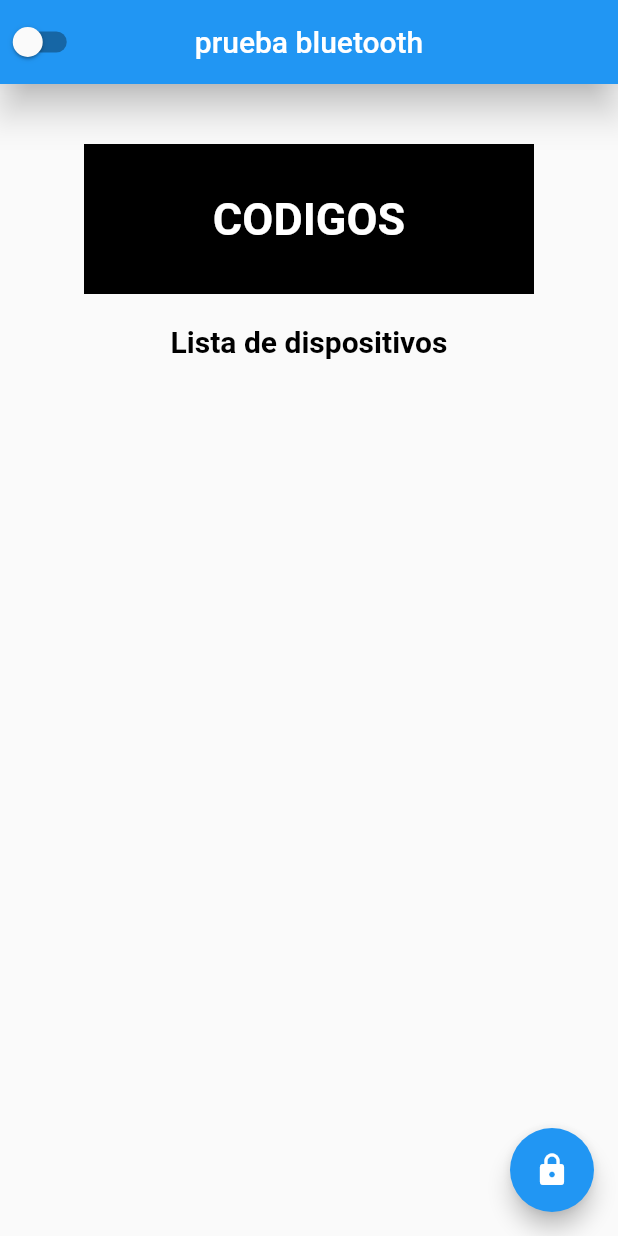
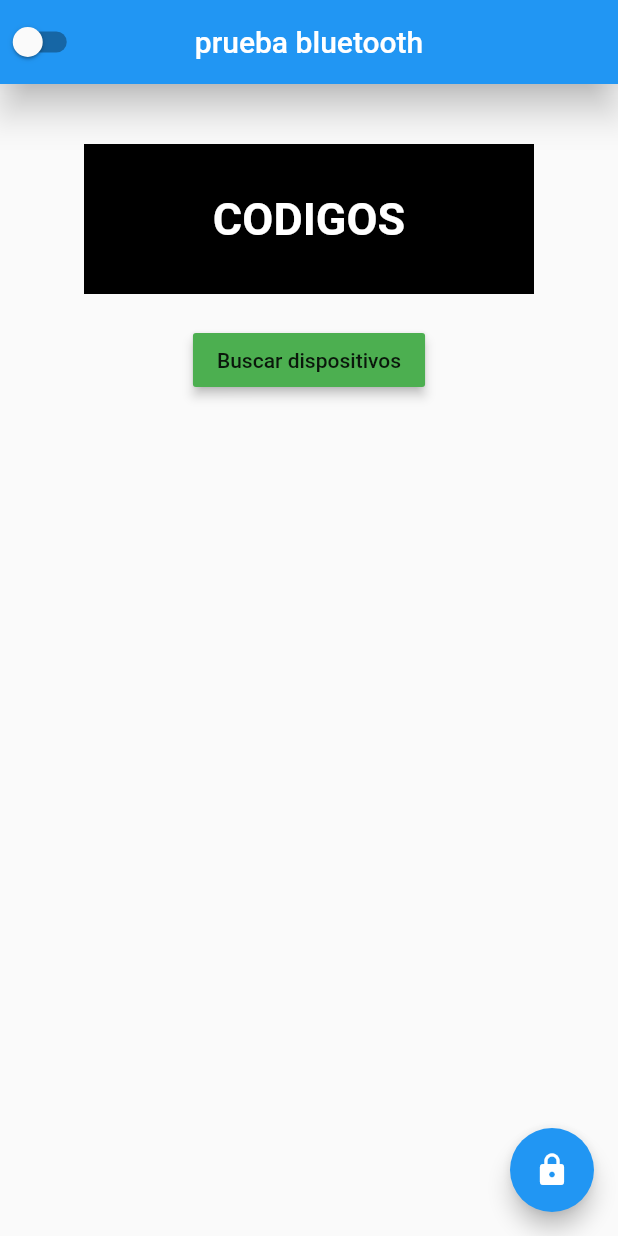
Before and after one commit to AlejandroPonceG/bluetoothApp-ruedaz, a Flutter app: the screen it shows after launch, on a phone screen of 412 x 824 dp. Run offline on Flutter 3.47's test engine with Material 2 defaults, Android fonts, the phone set to English and light mode, and no system bars; our stand-ins replace flutter_blue; missing offline and left inert: otp.

Commit message:
listado de dispositivos cercanos

```diff
--- a/lib/main.dart
+++ b/lib/main.dart
@@ -1,4 +1,8 @@
+import 'dart:async';
+import 'dart:developer';
+
 import 'package:flutter/material.dart';
+import 'package:flutter_blue/flutter_blue.dart';
 import 'package:otp/otp.dart';
 // import 'package:bluetooth/bluetooth.dart';
 
@@ -34,11 +38,38 @@ class _MyHomePageState extends State<MyHomePage> {
     'JBSWY3DPEHPK3PXZ',
   ];
 
+  FlutterBlue flutterBlue = FlutterBlue.instance;
+  BluetoothState bluetoothState = BluetoothState.unknown;
+  List<ScanResult> _listScanResult;
+
   //instancia de FlutterBlue
   // FlutterBlue flutterBlue = FlutterBlue.instance;
   String devicesT = "Lista de dispositivos";
   List devices = [];
   bool isSwitched = false;
+  bool isLoading = false;
+
+  @override
+  void initState() {
+    isLoading = true;
+    flutterBlue.startScan();
+    // Listen to scan results
+    flutterBlue.scanResults.listen((results) {
+      for (ScanResult r in results) {
+        log('${r.device.name} found! rssi: ${r.rssi}');
+      }
+      _listScanResult = results;
+      if (_listScanResult != null) {
+        isLoading = false;
+      } else {
+        isLoading = false;
+        log("No hay una gaver por aqui");
+      }
+    });
+    // Stop scanning
+
+    super.initState();
+  }
 
   @override
   Widget build(BuildContext context) {
@@ -54,11 +85,11 @@ class _MyHomePageState extends State<MyHomePage> {
           onChanged: (value) {
             setState(() {
               isSwitched = value;
-              print(isSwitched);
+              if (isSwitched) {
+                // Start scanning
+                isLoading = true;
+              }
             });
-            if (isSwitched) {
-              print('hello');
-            }
           },
           activeTrackColor: Colors.yellow,
           activeColor: Colors.orangeAccent,
@@ -91,12 +122,30 @@ class _MyHomePageState extends State<MyHomePage> {
               ),
             ),
             Padding(padding: EdgeInsets.only(top: 20)),
-            Text(
-              devicesT,
-              style: TextStyle(
-                fontWeight: FontWeight.bold,
-                color: Colors.black,
-                fontSize: 20,
+            MaterialButton(
+              onPressed: () {},
+              child: Text("Buscar dispositivos"),
+              color: Colors.green,
+              elevation: 3,
+            ),
+            RefreshIndicator(
+              onRefresh: () => FlutterBlue.instance.startScan(timeout: Duration(seconds: 4)),
+              child: Column(
+                children: [
+                  StreamBuilder<List<ScanResult>>(
+                    stream: FlutterBlue.instance.scanResults,
+                    initialData: [],
+                    builder: (c, snapshot) => Column(
+                      children: snapshot.data
+                          .map(
+                            (r) => ListTile(
+                              title: Text("${r.device.name}"),
+                            ),
+                          )
+                          .toList(),
+                    ),
+                  ),
+                ],
               ),
             ),
             Padding(padding: EdgeInsets.only(top: 20)),
--- a/pubspec.yaml
+++ b/pubspec.yaml
@@ -29,7 +29,7 @@ dependencies:
   # Use with the CupertinoIcons class for iOS style icons.
   cupertino_icons: ^1.0.0
   otp: ^2.2.3
-  #bluetooth: ^0.1.0
+  flutter_blue: ^0.7.3
 
 dev_dependencies:
   flutter_test:
```
Also changed, not shown: pubspec.lock, 2 other files.
